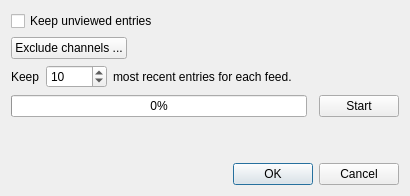
Old version of the form rss_tube/gui/designs/widget_purge_entries.ui in the repository seird/rsstube.
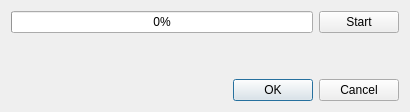
New version of the form.

Commit message: choose channels to be excluded from the purge

What changed in the file:
```diff
--- a/rss_tube/gui/designs/widget_purge_entries.ui
+++ b/rss_tube/gui/designs/widget_purge_entries.ui
@@ -7,103 +7,35 @@
     <x>0</x>
     <y>0</y>
     <width>410</width>
-    <height>196</height>
+    <height>108</height>
    </rect>
   </property>
   <property name="windowTitle">
    <string>Dialog</string>
   </property>
   <layout class="QGridLayout" name="gridLayout_2">
-   <item row="3" column="2">
+   <item row="3" column="0">
+    <widget class="QLabel" name="label_report">
+     <property name="text">
+      <string/>
+     </property>
+    </widget>
+   </item>
+   <item row="1" column="1">
     <widget class="QPushButton" name="pb_start">
      <property name="text">
       <string>Start</string>
      </property>
     </widget>
    </item>
-   <item row="4" column="0">
+   <item row="2" column="0">
     <widget class="QLabel" name="label_current">
      <property name="text">
       <string/>
      </property>
     </widget>
    </item>
-   <item row="0" column="0" colspan="3">
-    <layout class="QGridLayout" name="gridLayout">
-     <item row="1" column="0">
-      <widget class="QPushButton" name="pb_exclude_channels">
-       <property name="text">
-        <string>Exclude channels ...</string>
-       </property>
-      </widget>
-     </item>
-     <item row="1" column="1">
-      <spacer name="horizontalSpacer_2">
-       <property name="orientation">
-        <enum>Qt::Horizontal</enum>
-       </property>
-       <property name="sizeHint" stdset="0">
-        <size>
-         <width>40</width>
-         <height>20</height>
-        </size>
-       </property>
-      </spacer>
-     </item>
-     <item row="0" column="0" colspan="2">
-      <widget class="QCheckBox" name="checkBox">
-       <property name="text">
-        <string>Keep unviewed entries</string>
-       </property>
-      </widget>
-     </item>
-     <item row="2" column="0" colspan="2">
-      <layout class="QHBoxLayout" name="horizontalLayout">
-       <item>
-        <widget class="QLabel" name="label">
-         <property name="text">
-          <string>Keep</string>
-         </property>
-        </widget>
-       </item>
-       <item>
-        <widget class="QSpinBox" name="spinBox">
-         <property name="minimum">
-          <number>0</number>
-         </property>
-         <property name="maximum">
-          <number>99999</number>
-         </property>
-         <property name="value">
-          <number>10</number>
-         </property>
-        </widget>
-       </item>
-       <item>
-        <widget class="QLabel" name="label_2">
-         <property name="text">
-          <string>most recent entries for each feed.</string>
-         </property>
-        </widget>
-       </item>
-       <item>
-        <spacer name="horizontalSpacer">
-         <property name="orientation">
-          <enum>Qt::Horizontal</enum>
-         </property>
-         <property name="sizeHint" stdset="0">
-          <size>
-           <width>40</width>
-           <height>20</height>
-          </size>
-         </property>
-        </spacer>
-       </item>
-      </layout>
-     </item>
-    </layout>
-   </item>
-   <item row="6" column="0" colspan="3">
+   <item row="4" column="0" colspan="2">
     <widget class="QDialogButtonBox" name="buttonBox">
      <property name="orientation">
       <enum>Qt::Horizontal</enum>
@@ -114,19 +46,6 @@
     </widget>
    </item>
    <item row="1" column="0">
-    <spacer name="verticalSpacer">
-     <property name="orientation">
-      <enum>Qt::Vertical</enum>
-     </property>
-     <property name="sizeHint" stdset="0">
-      <size>
-       <width>20</width>
-       <height>40</height>
-      </size>
-     </property>
-    </spacer>
-   </item>
-   <item row="3" column="0">
     <widget class="QProgressBar" name="progressBar">
      <property name="value">
       <number>0</number>
@@ -139,13 +58,6 @@
      </property>
     </widget>
    </item>
-   <item row="5" column="0">
-    <widget class="QLabel" name="label_report">
-     <property name="text">
-      <string/>
-     </property>
-    </widget>
-   </item>
   </layout>
  </widget>
  <tabstops>
```
Left out of the diff: 3 changed lines with no effect on the pictures. The commit also changes 8 other files.
